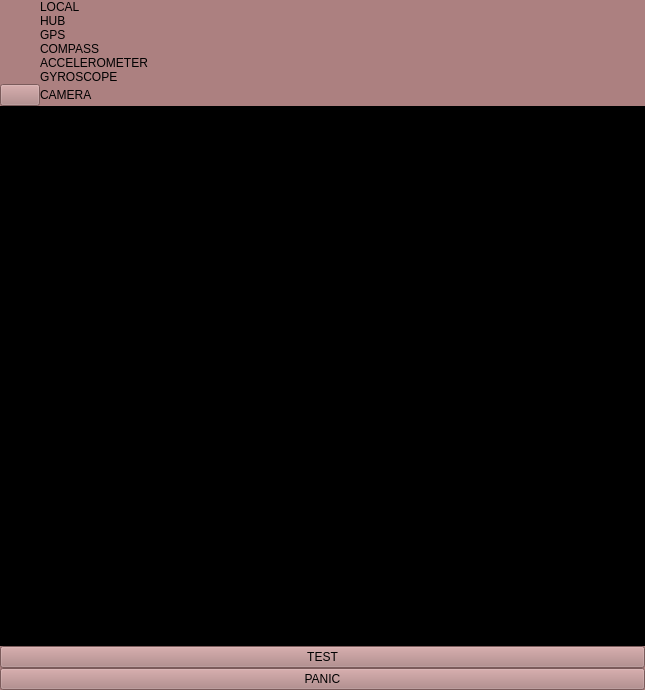
First picture: the form in libs/libcore/ui/AgentWindow.ui, repository mrdeveloperdude/OctoMY, before the edit.
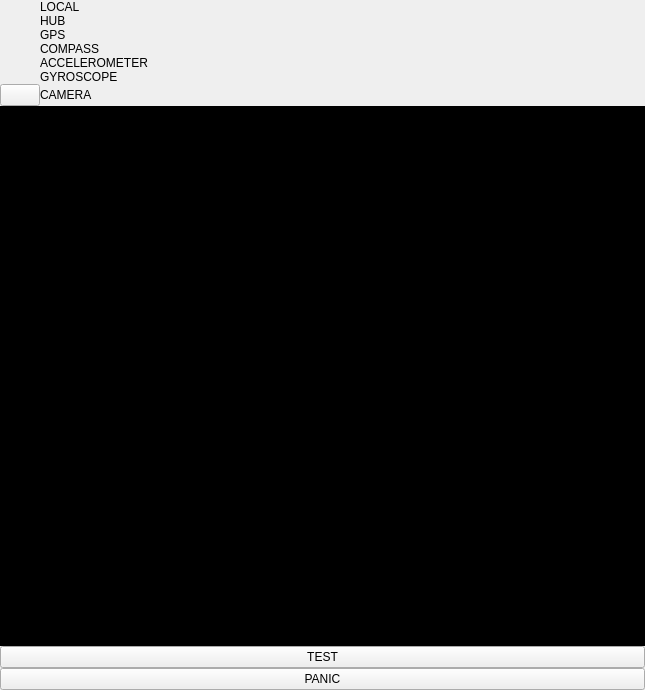
Second picture: the form after the edit. The open tabs and pages were chosen to show the change. Icons and pictures are not drawn. Custom widgets are drawn as their Qt base class.

What changed in the file:
```diff
--- a/libs/libcore/ui/AgentWindow.ui
+++ b/libs/libcore/ui/AgentWindow.ui
@@ -10,421 +10,6 @@
     <height>690</height>
    </rect>
   </property>
-  <property name="palette">
-   <palette>
-    <active>
-     <colorrole role="WindowText">
-      <brush brushstyle="SolidPattern">
-       <color alpha="255">
-        <red>0</red>
-        <green>0</green>
-        <blue>0</blue>
-       </color>
-      </brush>
-     </colorrole>
-     <colorrole role="Button">
-      <brush brushstyle="SolidPattern">
-       <color alpha="255">
-        <red>172</red>
-        <green>128</green>
-        <blue>128</blue>
-       </color>
-      </brush>
-     </colorrole>
-     <colorrole role="Light">
-      <brush brushstyle="SolidPattern">
-       <color alpha="255">
-        <red>255</red>
-        <green>193</green>
-        <blue>193</blue>
-       </color>
-      </brush>
-     </colorrole>
-     <colorrole role="Midlight">
-      <brush brushstyle="SolidPattern">
-       <color alpha="255">
-        <red>213</red>
-        <green>160</green>
-        <blue>160</blue>
-       </color>
-      </brush>
-     </colorrole>
-     <colorrole role="Dark">
-      <brush brushstyle="SolidPattern">
-       <color alpha="255">
-        <red>86</red>
-        <green>64</green>
-        <blue>64</blue>
-       </color>
-      </brush>
-     </colorrole>
-     <colorrole role="Mid">
-      <brush brushstyle="SolidPattern">
-       <color alpha="255">
-        <red>115</red>
-        <green>85</green>
-        <blue>85</blue>
-       </color>
-      </brush>
-     </colorrole>
-     <colorrole role="Text">
-      <brush brushstyle="SolidPattern">
-       <color alpha="255">
-        <red>0</red>
-        <green>0</green>
-        <blue>0</blue>
-       </color>
-      </brush>
-     </colorrole>
-     <colorrole role="BrightText">
-      <brush brushstyle="SolidPattern">
-       <color alpha="255">
-        <red>255</red>
-        <green>255</green>
-        <blue>255</blue>
-       </color>
-      </brush>
-     </colorrole>
-     <colorrole role="ButtonText">
-      <brush brushstyle="SolidPattern">
-       <color alpha="255">
-        <red>0</red>
-        <green>0</green>
-        <blue>0</blue>
-       </color>
-      </brush>
-     </colorrole>
-     <colorrole role="Base">
-      <brush brushstyle="SolidPattern">
-       <color alpha="255">
-        <red>255</red>
-        <green>255</green>
-        <blue>255</blue>
-       </color>
-      </brush>
-     </colorrole>
-     <colorrole role="Window">
-      <brush brushstyle="SolidPattern">
-       <color alpha="255">
-        <red>172</red>
-        <green>128</green>
-        <blue>128</blue>
-       </color>
-      </brush>
-     </colorrole>
-     <colorrole role="Shadow">
-      <brush brushstyle="SolidPattern">
-       <color alpha="255">
-        <red>0</red>
-        <green>0</green>
-        <blue>0</blue>
-       </color>
-      </brush>
-     </colorrole>
-     <colorrole role="AlternateBase">
-      <brush brushstyle="SolidPattern">
-       <color alpha="255">
-        <red>213</red>
-        <green>191</green>
-        <blue>191</blue>
-       </color>
-      </brush>
-     </colorrole>
-     <colorrole role="ToolTipBase">
-      <brush brushstyle="SolidPattern">
-       <color alpha="255">
-        <red>255</red>
-        <green>255</green>
-        <blue>220</blue>
-       </color>
-      </brush>
-     </colorrole>
-     <colorrole role="ToolTipText">
-      <brush brushstyle="SolidPattern">
-       <color alpha="255">
-        <red>0</red>
-        <green>0</green>
-        <blue>0</blue>
-       </color>
-      </brush>
-     </colorrole>
-    </active>
-    <inactive>
-     <colorrole role="WindowText">
-      <brush brushstyle="SolidPattern">
-       <color alpha="255">
-        <red>0</red>
-        <green>0</green>
-        <blue>0</blue>
-       </color>
-      </brush>
-     </colorrole>
-     <colorrole role="Button">
-      <brush brushstyle="SolidPattern">
-       <color alpha="255">
-        <red>172</red>
-        <green>128</green>
-        <blue>128</blue>
-       </color>
-      </brush>
-     </colorrole>
-     <colorrole role="Light">
-      <brush brushstyle="SolidPattern">
-       <color alpha="255">
-        <red>255</red>
-        <green>193</green>
-        <blue>193</blue>
-       </color>
-      </brush>
-     </colorrole>
-     <colorrole role="Midlight">
-      <brush brushstyle="SolidPattern">
-       <color alpha="255">
-        <red>213</red>
-        <green>160</green>
-        <blue>160</blue>
-       </color>
-      </brush>
-     </colorrole>
-     <colorrole role="Dark">
-      <brush brushstyle="SolidPattern">
-       <color alpha="255">
-        <red>86</red>
-        <green>64</green>
-        <blue>64</blue>
-       </color>
-      </brush>
-     </colorrole>
-     <colorrole role="Mid">
-      <brush brushstyle="SolidPattern">
-       <color alpha="255">
-        <red>115</red>
-        <green>85</green>
-        <blue>85</blue>
-       </color>
-      </brush>
-     </colorrole>
-     <colorrole role="Text">
-      <brush brushstyle="SolidPattern">
-       <color alpha="255">
-        <red>0</red>
-        <green>0</green>
-        <blue>0</blue>
-       </color>
-      </brush>
-     </colorrole>
-     <colorrole role="BrightText">
-      <brush brushstyle="SolidPattern">
-       <color alpha="255">
-        <red>255</red>
-        <green>255</green>
-        <blue>255</blue>
-       </color>
-      </brush>
-     </colorrole>
-     <colorrole role="ButtonText">
-      <brush brushstyle="SolidPattern">
-       <color alpha="255">
-        <red>0</red>
-        <green>0</green>
-        <blue>0</blue>
-       </color>
-      </brush>
-     </colorrole>
-     <colorrole role="Base">
-      <brush brushstyle="SolidPattern">
-       <color alpha="255">
-        <red>255</red>
-        <green>255</green>
-        <blue>255</blue>
-       </color>
-      </brush>
-     </colorrole>
-     <colorrole role="Window">
-      <brush brushstyle="SolidPattern">
-       <color alpha="255">
-        <red>172</red>
-        <green>128</green>
-        <blue>128</blue>
-       </color>
-      </brush>
-     </colorrole>
-     <colorrole role="Shadow">
-      <brush brushstyle="SolidPattern">
-       <color alpha="255">
-        <red>0</red>
-        <green>0</green>
-        <blue>0</blue>
-       </color>
-      </brush>
-     </colorrole>
-     <colorrole role="AlternateBase">
-      <brush brushstyle="SolidPattern">
-       <color alpha="255">
-        <red>213</red>
-        <green>191</green>
-        <blue>191</blue>
-       </color>
-      </brush>
-     </colorrole>
-     <colorrole role="ToolTipBase">
-      <brush brushstyle="SolidPattern">
-       <color alpha="255">
-        <red>255</red>
-        <green>255</green>
-        <blue>220</blue>
-       </color>
-      </brush>
-     </colorrole>
-     <colorrole role="ToolTipText">
-      <brush brushstyle="SolidPattern">
-       <color alpha="255">
-        <red>0</red>
-        <green>0</green>
-        <blue>0</blue>
-       </color>
-      </brush>
-     </colorrole>
-    </inactive>
-    <disabled>
-     <colorrole role="WindowText">
-      <brush brushstyle="SolidPattern">
-       <color alpha="255">
-        <red>86</red>
-        <green>64</green>
-        <blue>64</blue>
-       </color>
-      </brush>
-     </colorrole>
-     <colorrole role="Button">
-      <brush brushstyle="SolidPattern">
-       <color alpha="255">
-        <red>172</red>
-        <green>128</green>
-        <blue>128</blue>
-       </color>
-      </brush>
-     </colorrole>
-     <colorrole role="Light">
-      <brush brushstyle="SolidPattern">
-       <color alpha="255">
-        <red>255</red>
-        <green>193</green>
-        <blue>193</blue>
-       </color>
-      </brush>
-     </colorrole>
-     <colorrole role="Midlight">
-      <brush brushstyle="SolidPattern">
-       <color alpha="255">
-        <red>213</red>
-        <green>160</green>
-        <blue>160</blue>
-       </color>
-      </brush>
-     </colorrole>
-     <colorrole role="Dark">
-      <brush brushstyle="SolidPattern">
-       <color alpha="255">
-        <red>86</red>
-        <green>64</green>
-        <blue>64</blue>
-       </color>
-      </brush>
-     </colorrole>
-     <colorrole role="Mid">
-      <brush brushstyle="SolidPattern">
-       <color alpha="255">
-        <red>115</red>
-        <green>85</green>
-        <blue>85</blue>
-       </color>
-      </brush>
-     </colorrole>
-     <colorrole role="Text">
-      <brush brushstyle="SolidPattern">
-       <color alpha="255">
-        <red>86</red>
-        <green>64</green>
-        <blue>64</blue>
-       </color>
-      </brush>
-     </colorrole>
-     <colorrole role="BrightText">
-      <brush brushstyle="SolidPattern">
-       <color alpha="255">
-        <red>255</red>
-        <green>255</green>
-        <blue>255</blue>
-       </color>
-      </brush>
-     </colorrole>
-     <colorrole role="ButtonText">
-      <brush brushstyle="SolidPattern">
-       <color alpha="255">
-        <red>86</red>
-        <green>64</green>
-        <blue>64</blue>
-       </color>
-      </brush>
-     </colorrole>
-     <colorrole role="Base">
-      <brush brushstyle="SolidPattern">
-       <color alpha="255">
-        <red>172</red>
-        <green>128</green>
-        <blue>128</blue>
-       </color>
-      </brush>
-     </colorrole>
-     <colorrole role="Window">
-      <brush brushstyle="SolidPattern">
-       <color alpha="255">
-        <red>172</red>
-        <green>128</green>
-        <blue>128</blue>
-       </color>
-      </brush>
-     </colorrole>
-     <colorrole role="Shadow">
-      <brush brushstyle="SolidPattern">
-       <color alpha="255">
-        <red>0</red>
-        <green>0</green>
-        <blue>0</blue>
-       </color>
-      </brush>
-     </colorrole>
-     <colorrole role="AlternateBase">
-      <brush brushstyle="SolidPattern">
-       <color alpha="255">
-        <red>172</red>
-        <green>128</green>
-        <blue>128</blue>
-       </color>
-      </brush>
-     </colorrole>
-     <colorrole role="ToolTipBase">
-      <brush brushstyle="SolidPattern">
-       <color alpha="255">
-        <red>255</red>
-        <green>255</green>
-        <blue>220</blue>
-       </color>
-      </brush>
-     </colorrole>
-     <colorrole role="ToolTipText">
-      <brush brushstyle="SolidPattern">
-       <color alpha="255">
-        <red>0</red>
-        <green>0</green>
-        <blue>0</blue>
-       </color>
-      </brush>
-     </colorrole>
-    </disabled>
-   </palette>
-  </property>
   <property name="windowTitle">
    <string>OctoMY™ - Agent</string>
   </property>
@@ -1814,6 +1399,12 @@
    <header>widgets/IdenticonWidget.hpp</header>
    <container>1</container>
   </customwidget>
+  <customwidget>
+   <class>Camera</class>
+   <extends>QWidget</extends>
+   <header>camera/Camera.hpp</header>
+   <container>1</container>
+  </customwidget>
   <customwidget>
    <class>GaitWidget</class>
    <extends>QWidget</extends>
@@ -1826,12 +1417,6 @@
    <header>widgets/ConnectionWidget.hpp</header>
    <container>1</container>
   </customwidget>
-  <customwidget>
-   <class>Camera</class>
-   <extends>QWidget</extends>
-   <header>camera/Camera.hpp</header>
-   <container>1</container>
-  </customwidget>
  </customwidgets>
  <resources>
   <include location="../resources/icons.qrc"/>
```
Left out of the diff: 2 changed lines with no effect on the pictures.
